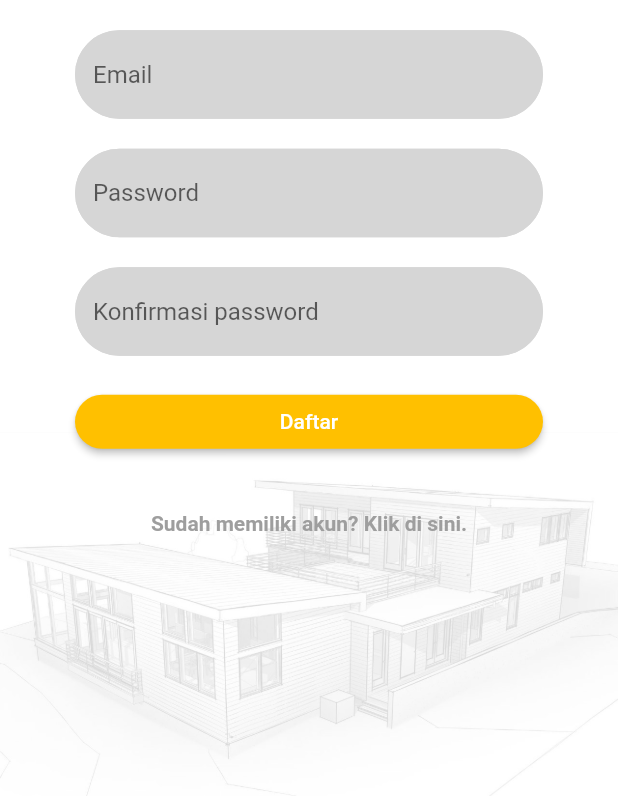
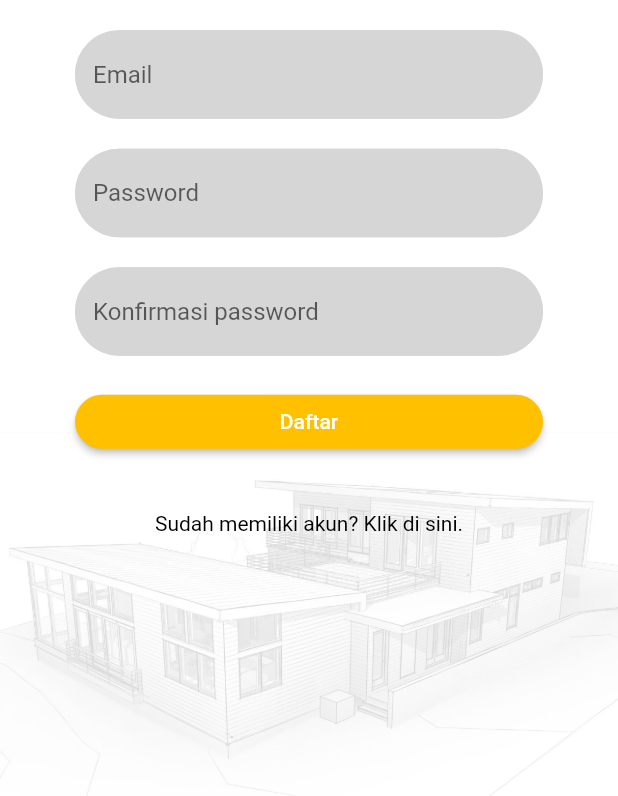
Before and after one commit to qisashasanudin/bangunin_id, a Flutter app: the screen it shows after launch, after a tap on "Masuk", after a tap on "Belum memiliki akun? Klik di sini.", on a phone screen of 412 x 824 dp, the part 440-1236 px from its top. Run offline on Flutter 3.47's test engine with Material 2 defaults, Android fonts, the phone set to English and light mode, and no system bars; our stand-ins replace cloud_firestore, firebase_auth, flutter_spinkit; accounts and stored records are empty.

Commit message:
code optimizations

```diff
--- a/lib/main.dart
+++ b/lib/main.dart
@@ -3,8 +3,6 @@ import 'package:bangunin_id/models/user.dart';
 import 'package:bangunin_id/screens/screen_wrapper.dart';
 import 'package:bangunin_id/services/auth.dart';
 import 'package:provider/provider.dart';
-
-
 
 void main() {
   runApp(MyApp());
--- a/lib/screens/authenticate/register.dart
+++ b/lib/screens/authenticate/register.dart
@@ -117,7 +117,7 @@ class _RegisterState extends State<Register> {
                             'Sudah memiliki akun? Klik di sini.',
                             style: TextStyle(
                               color: AppColors().accent2,
-                              fontWeight: FontWeight.bold,
+                              //fontWeight: FontWeight.bold,
                             ),
                           ),
                         ),
--- a/lib/screens/authenticate/sign_in.dart
+++ b/lib/screens/authenticate/sign_in.dart
@@ -75,7 +75,7 @@ class _SignInState extends State<SignIn> {
                             'Lupa password?',
                             style: TextStyle(
                               color: AppColors().accent2,
-                              fontWeight: FontWeight.bold,
+                              //fontWeight: FontWeight.bold,
                             ),
                           ),
                         ),
@@ -124,7 +124,7 @@ class _SignInState extends State<SignIn> {
                             'Belum memiliki akun? Klik di sini.',
                             style: TextStyle(
                               color: AppColors().accent2,
-                              fontWeight: FontWeight.bold,
+                              //fontWeight: FontWeight.bold,
                             ),
                           ),
                         ),
--- a/lib/shared/decorations.dart
+++ b/lib/shared/decorations.dart
@@ -4,8 +4,8 @@ import 'package:flutter/services.dart';
 class AppColors {
   final primary = const Color(0xffffc000);
   final accent1 = Colors.white;
-  final accent2 = Colors.grey;
-  final accent3 = Colors.black;
+  final accent2 = Colors.black;
+  final accent3 = Colors.grey;
 
   const AppColors();
 }
```
Also changed, not shown: 53 other files.
